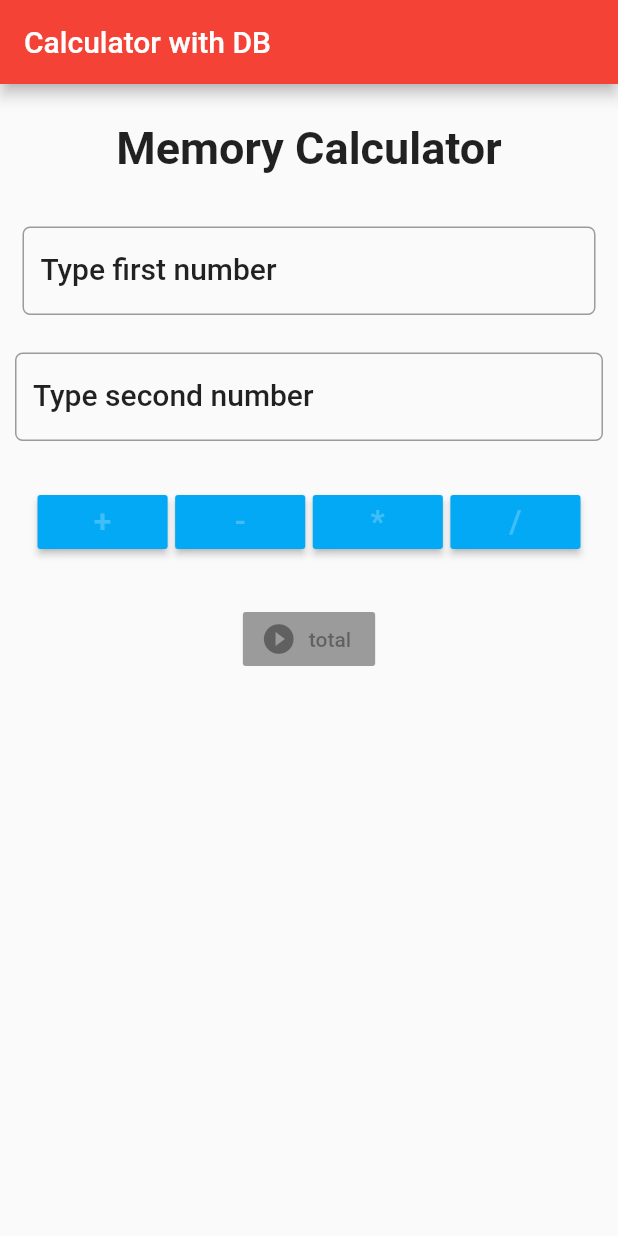
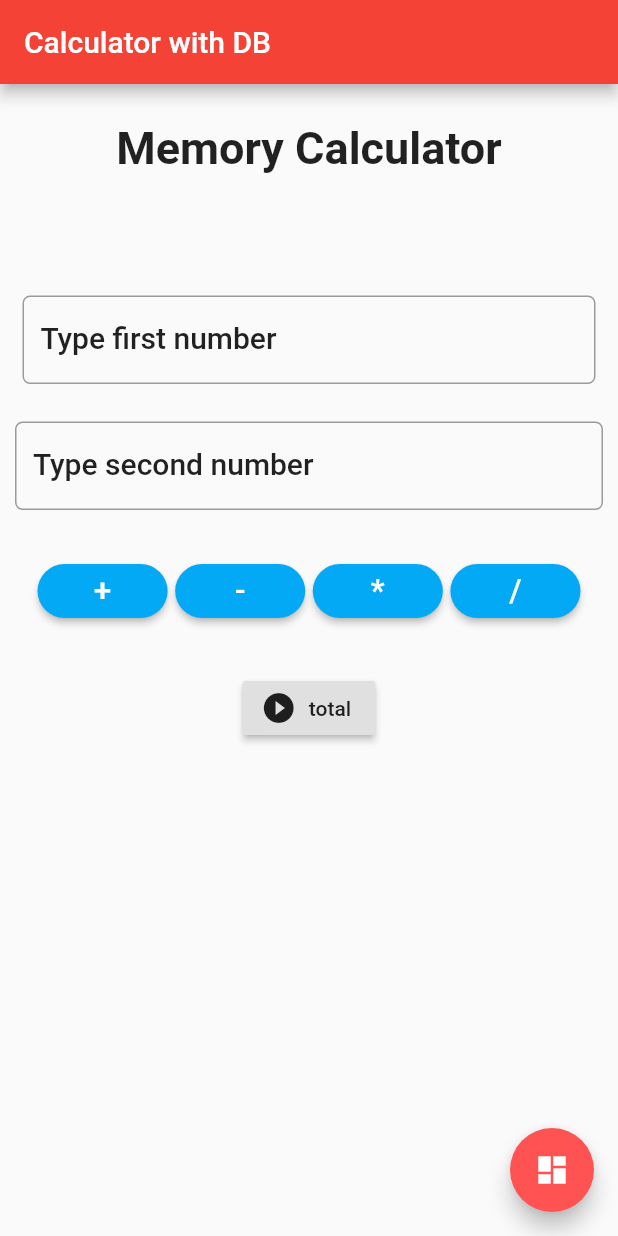
Before and after one commit to web-dev-code-reference/test_calculator-db, a Flutter app: the screen it shows after launch, on a phone screen of 412 x 824 dp. Run offline on Flutter 3.47's test engine with Material 2 defaults, Android fonts, the phone set to English and light mode, and no system bars.

Commit message:
working addition

```diff
--- a/lib/main.dart
+++ b/lib/main.dart
@@ -6,6 +6,7 @@ void main() {
     MaterialApp(
       title: 'Calculsator wit DB',
       home: Home(),
+      debugShowCheckedModeBanner: false,
       theme: ThemeData(
         primaryColor: Colors.red,
         accentColor: Colors.redAccent,
--- a/lib/pages/home.dart
+++ b/lib/pages/home.dart
@@ -1,4 +1,6 @@
 import 'package:flutter/material.dart';
+import 'package:calcdb/pages/History.dart';
+import 'package:flutter/services.dart';
 
 class Home extends StatefulWidget {
   @override
@@ -8,8 +10,19 @@ class Home extends StatefulWidget {
 class _HomeState extends State<Home> {
   var _formKey = GlobalKey<FormState>();
   var minimumPadding = 5.0;
-  var btnTxtColor = Colors.white24;
+  var btnTxtColor = Colors.white;
   var btnBgColor = Colors.lightBlue;
+  var btnShapeCorner =  new RoundedRectangleBorder(borderRadius: new BorderRadius.circular(30.0));
+  // var firstNum = 0;
+  // var secondNUm = 0;
+  var firstsecNum=0;
+  var calcOpt='';
+  var displayResult = '';
+
+  TextEditingController num1 = TextEditingController();
+  TextEditingController num2 = TextEditingController();
+
+
 
   @override
   Widget build(BuildContext context) {
@@ -43,7 +56,20 @@ class _HomeState extends State<Home> {
                   child: Padding(
                     padding: EdgeInsets.only(
                         top: minimumPadding, bottom: minimumPadding),
+                    child: new Text(
+                      this.displayResult,
+                    ),
+                  ),
+                ),
+                Padding(
+                  padding: EdgeInsets.all(minimumPadding * 2),
+                  child: Padding(
+                    padding: EdgeInsets.only(
+                        top: minimumPadding, bottom: minimumPadding),
                     child: TextFormField(
+                      inputFormatters: [WhitelistingTextInputFormatter.digitsOnly],
+                      controller: num1,
+                      keyboardType: TextInputType.number,
                       validator: (String value) {
                         if (value.isEmpty) {
                           return 'Please Enter the first Value';
@@ -67,6 +93,9 @@ class _HomeState extends State<Home> {
                     padding: EdgeInsets.only(
                         top: minimumPadding, bottom: minimumPadding),
                     child: TextFormField(
+                      controller: num2,
+                      inputFormatters: [WhitelistingTextInputFormatter.digitsOnly],
+                      keyboardType: TextInputType.number,
                       validator: (String value) {
                         if (value.isEmpty) {
                           return 'Please Enter the second Value';
@@ -94,6 +123,7 @@ class _HomeState extends State<Home> {
                           child: RaisedButton(
                             color: btnBgColor,
                             textColor: btnTxtColor,
+                            shape: btnShapeCorner,
                             child: Text(
                               '+',
                               textScaleFactor: 1.5,
@@ -107,6 +137,7 @@ class _HomeState extends State<Home> {
                           child: RaisedButton(
                             color: btnBgColor,
                             textColor: btnTxtColor,
+                            shape: btnShapeCorner,
                             child: Text(
                               '-',
                               textScaleFactor: 1.5,
@@ -120,6 +151,7 @@ class _HomeState extends State<Home> {
                           child: RaisedButton(
                             color: btnBgColor,
                             textColor: btnTxtColor,
+                            shape: btnShapeCorner,
                             child: Text(
                               '*',
                               textScaleFactor: 1.5,
@@ -133,6 +165,7 @@ class _HomeState extends State<Home> {
                           child: RaisedButton(
                             color: btnBgColor,
                             textColor: btnTxtColor,
+                            shape: btnShapeCorner,
                             child: Text(
                               '/',
                               textScaleFactor: 1.5,
@@ -147,7 +180,15 @@ class _HomeState extends State<Home> {
                 Padding(
                     padding: EdgeInsets.all(minimumPadding * 2),
                     child: RaisedButton.icon(
-                        onPressed: null,
+                        onPressed: (){
+
+                          setState(() {
+                            if(_formKey.currentState.validate()){
+                                this.displayResult = _calcTotal();
+                            }
+
+                          });
+                        },
                         icon: Icon(Icons.play_circle_filled),
                         label: new Text('total'))),
               ]),
@@ -155,6 +196,32 @@ class _HomeState extends State<Home> {
           ),
         ),
       ),
+      floatingActionButton: FloatingActionButton(
+        child: Icon(Icons.dashboard),
+        onPressed: (){
+
+            return NavigateToHistory();
+
+        },
+      )
     );
   }
+
+  void NavigateToHistory() {
+    Navigator.push(context, MaterialPageRoute(builder:(context){
+      return History();
+    } ));
+  }
+
+  String _calcTotal(){
+    double get_num1 = double.parse(num1.text);
+    double get_num2 = double.parse(num2.text);
+    double totalnum = get_num1 + get_num2;
+    String result = '$totalnum';
+
+    // double totalAmountPayable = num1 + num2;
+    // return total ;
+    return result;
+  }
+
 }
```
Also changed, not shown: lib/pages/History.dart (added, +33 -0 lines), pubspec.lock.
